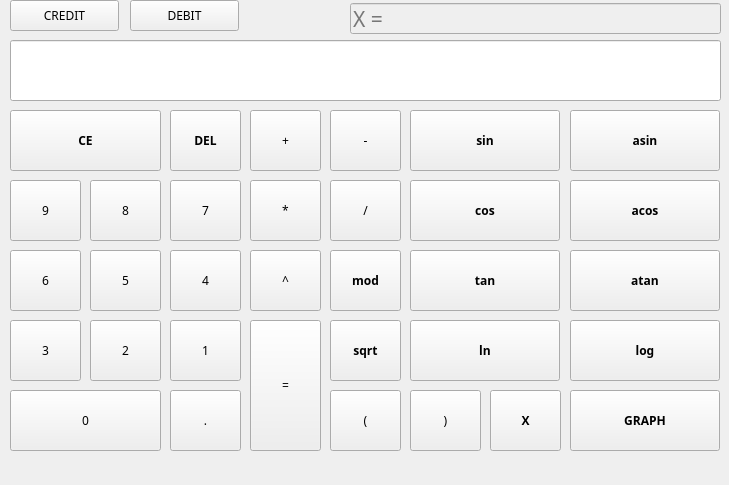
Above: src/calcView.ui from antinlay/CPP3_SmartCalc_v2.0-1 before the change. Below: the same form after it.
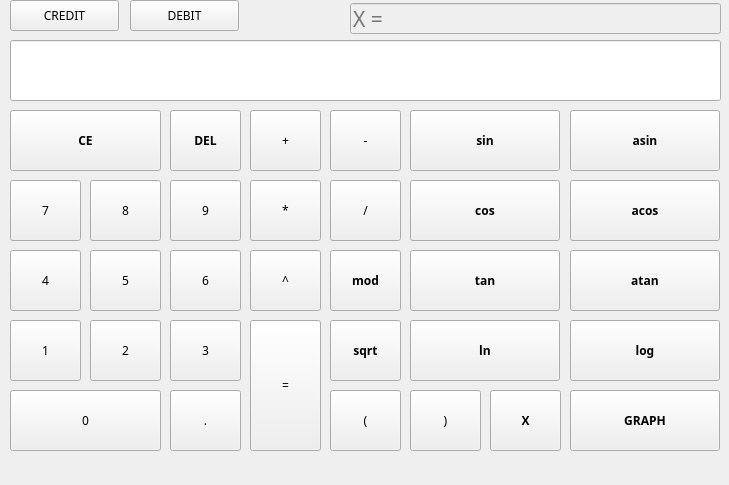
That is the form after the change. Icons and pictures are not drawn.

Commit message: ADD VALIDATE EXPRESSION

Diff of the .ui file:
```diff
--- a/src/calcView.ui
+++ b/src/calcView.ui
@@ -39,7 +39,7 @@
    <widget class="QPushButton" name="num9">
     <property name="geometry">
      <rect>
-      <x>10</x>
+      <x>170</x>
       <y>180</y>
       <width>71</width>
       <height>61</height>
@@ -75,7 +75,7 @@
    <widget class="QPushButton" name="num7">
     <property name="geometry">
      <rect>
-      <x>170</x>
+      <x>10</x>
       <y>180</y>
       <width>71</width>
       <height>61</height>
@@ -93,7 +93,7 @@
    <widget class="QPushButton" name="num6">
     <property name="geometry">
      <rect>
-      <x>10</x>
+      <x>170</x>
       <y>250</y>
       <width>71</width>
       <height>61</height>
@@ -129,7 +129,7 @@
    <widget class="QPushButton" name="num4">
     <property name="geometry">
      <rect>
-      <x>170</x>
+      <x>10</x>
       <y>250</y>
       <width>71</width>
       <height>61</height>
@@ -147,7 +147,7 @@
    <widget class="QPushButton" name="num1">
     <property name="geometry">
      <rect>
-      <x>170</x>
+      <x>10</x>
       <y>320</y>
       <width>71</width>
       <height>61</height>
@@ -183,7 +183,7 @@
    <widget class="QPushButton" name="num3">
     <property name="geometry">
      <rect>
-      <x>10</x>
+      <x>170</x>
       <y>320</y>
       <width>71</width>
       <height>61</height>
```
The commit also changes 1 other file.
